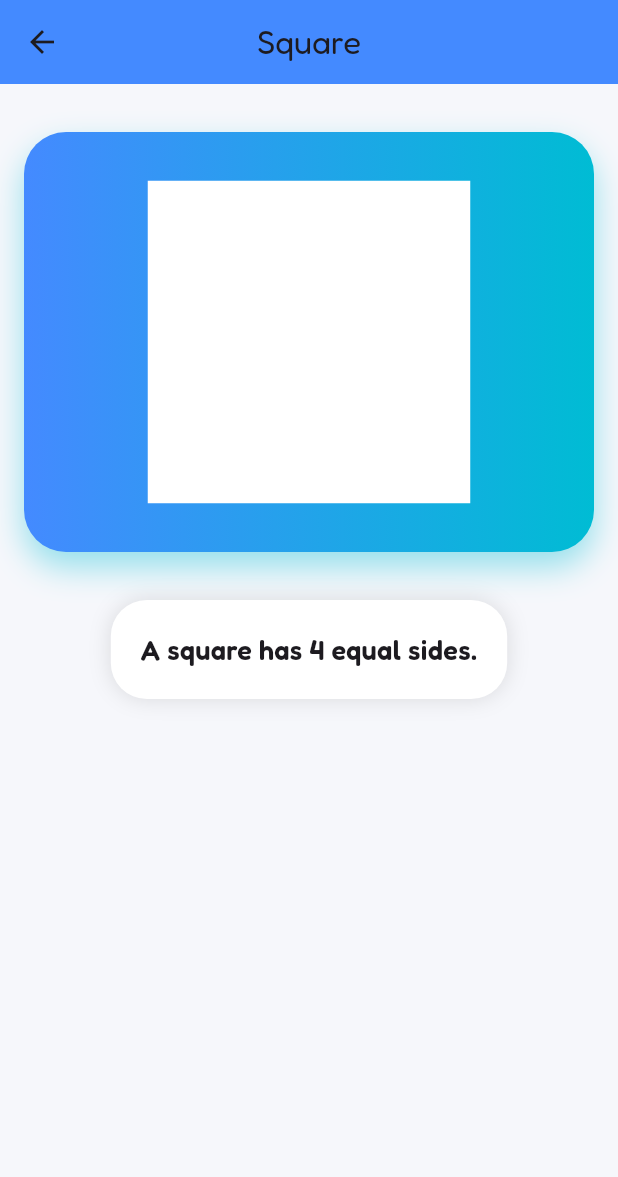
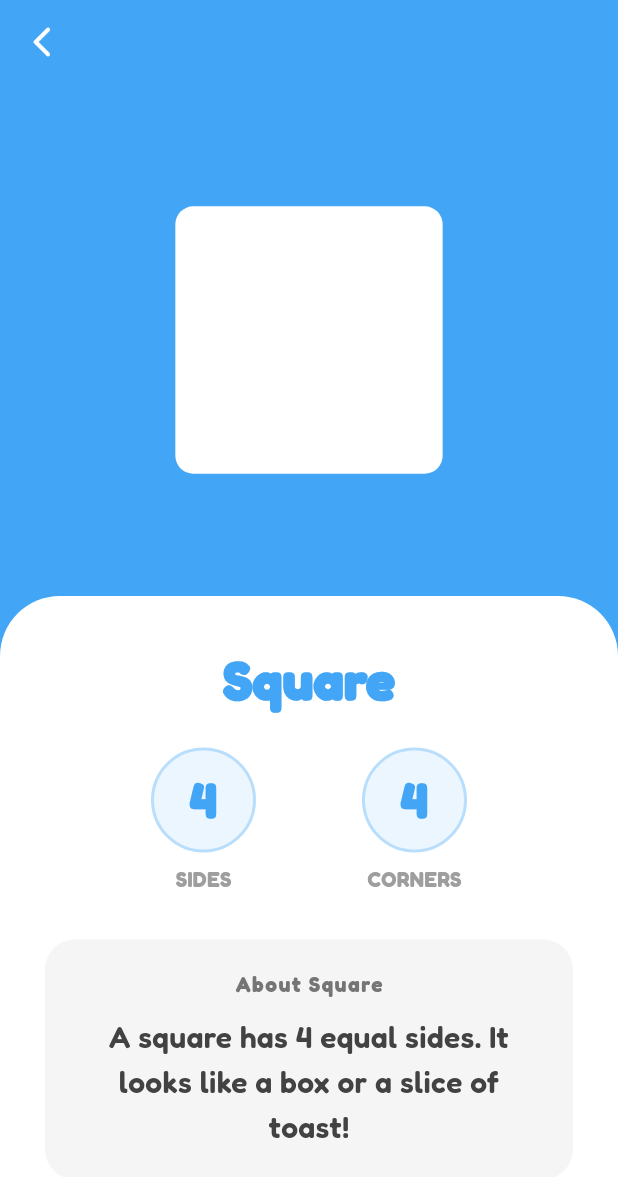
Before and after one commit to argadenil/zinzy, a Flutter app: the ShapesScreen screen opened directly, after a tap on "Square", on a phone screen of 412 x 824 dp. Shown: the top 1177 px of the screen. Run offline on Flutter 3.47's test engine with Material 3 defaults, Android fonts, the phone set to English and light mode, and no system bars; our stand-ins replace audioplayers, camera, confetti, flutter_tts, google_fonts, lottie and 2 more; missing offline and left inert: flutter_3d_controller, hand_landmarker.

Commit message:
changes added

```diff
--- a/lib/screens/shapes/shapesscreen.dart
+++ b/lib/screens/shapes/shapesscreen.dart
@@ -1,76 +1,122 @@
 import 'package:flutter/material.dart';
 import 'package:flutter_3d_controller/flutter_3d_controller.dart';
+import 'dart:math' as math;
 
-/// --------------------------------------------------
+// --------------------------------------------------
 /// DATA MODEL
 /// --------------------------------------------------
 class ShapeItem {
   final String name;
   final String description;
+  final String simpleFact; // Short text like "Round!" or "4 Sides"
+  final int sides;
+  final int corners;
+  final Color color;
   final bool is3D;
   final String? asset;
 
   ShapeItem({
     required this.name,
     required this.description,
+    required this.simpleFact,
+    required this.sides,
+    required this.corners,
+    required this.color,
     this.asset,
     this.is3D = false,
   });
 }
 
 /// --------------------------------------------------
-/// SHAPES DATA
+/// SHAPES DATA (Expanded)
 /// --------------------------------------------------
 final List<ShapeItem> shapesList = [
   ShapeItem(
     name: 'Circle',
-    description: 'A circle is round. It has no corners.',
+    description:
+        'A circle is perfectly round. It looks like a yummy cookie or a wheel!',
+    simpleFact: 'Round!',
+    sides: 0,
+    corners: 0,
+    color: const Color(0xFFFF6F61), // Coral
   ),
-  ShapeItem(name: 'Square', description: 'A square has 4 equal sides.'),
-  ShapeItem(name: 'Rectangle', description: 'A rectangle has 4 sides.'),
-  ShapeItem(name: 'Triangle', description: 'A triangle has 3 sides.'),
+  ShapeItem(
+    name: 'Square',
+    description:
+        'A square has 4 equal sides. It looks like a box or a slice of toast!',
+    simpleFact: 'Equal Sides',
+    sides: 4,
+    corners: 4,
+    color: const Color(0xFF42A5F5), // Blue
+  ),
+  ShapeItem(
+    name: 'Rectangle',
+    description:
+        'A rectangle is like a long square. Doors and phones are rectangles.',
+    simpleFact: 'Long & Short',
+    sides: 4,
+    corners: 4,
+    color: const Color(0xFF66BB6A), // Green
+  ),
+  ShapeItem(
+    name: 'Triangle',
+    description:
+        'A triangle has 3 sharp corners. It looks like a slice of pizza!',
+    simpleFact: '3 Points',
+    sides: 3,
+    corners: 3,
+    color: const Color(0xFFAB47BC), // Purple
+  ),
+  ShapeItem(
+    name: 'Star',
+    description: 'A star twinkles in the sky at night. It has 5 points!',
+    simpleFact: 'Twinkle!',
+    sides: 10,
+    corners: 5,
+    color: const Color(0xFFFFD54F), // Gold
+  ),
+  ShapeItem(
+    name: 'Heart',
+    description:
+        'A heart shape means love. It is curved and pointed at the bottom.',
+    simpleFact: 'Love <3',
+    sides: 2,
+    corners: 1,
+    color: const Color(0xFFEC407A), // Pink
+  ),
+  ShapeItem(
+    name: 'Pentagon',
+    description: 'A pentagon is a house shape with 5 sides.',
+    simpleFact: '5 Sides',
+    sides: 5,
+    corners: 5,
+    color: const Color(0xFF26C6DA), // Cyan
+  ),
+  // --- 3D Objects ---
   ShapeItem(
     name: 'Cube',
-    description: 'A cube has 6 square faces.',
+    description: 'A cube is a 3D box. Dice and ice cubes are this shape.',
+    simpleFact: 'Solid Box',
+    sides: 6,
+    corners: 8,
+    color: const Color(0xFF5C6BC0), // Indigo
     asset: 'assets/shapes/cube.glb',
     is3D: true,
   ),
   ShapeItem(
     name: 'Sphere',
-    description: 'A sphere is round like a ball.',
+    description: 'A sphere is a ball. You can roll it on the floor!',
+    simpleFact: 'Bouncy!',
+    sides: 0,
+    corners: 0,
+    color: const Color(0xFFFF7043), // Deep Orange
     asset: 'assets/shapes/sphere.glb',
-    is3D: true,
-  ),
-  ShapeItem(
-    name: 'Cone',
-    description: 'A cone has a pointed top.',
-    asset: 'assets/shapes/cone.glb',
-    is3D: true,
-  ),
-  ShapeItem(
-    name: 'Cylinder',
-    description: 'A cylinder has round ends.',
-    asset: 'assets/shapes/cylinder.glb',
     is3D: true,
   ),
 ];
 
 /// --------------------------------------------------
-/// COLOR THEMES
-/// --------------------------------------------------
-final Map<String, List<Color>> shapeGradients = {
-  'Circle': [Colors.pinkAccent, Colors.orangeAccent],
-  'Square': [Colors.blueAccent, Colors.cyan],
-  'Rectangle': [Colors.green, Colors.lightGreenAccent],
-  'Triangle': [Colors.deepPurple, Colors.purpleAccent],
-  'Cube': [Colors.indigo, Colors.blue],
-  'Sphere': [Colors.teal, Colors.cyan],
-  'Cone': [Colors.orange, Colors.deepOrange],
-  'Cylinder': [Colors.redAccent, Colors.pink],
-};
-
-/// --------------------------------------------------
-/// SHAPES SCREEN
+/// SHAPES SCREEN (HOME)
 /// --------------------------------------------------
 class ShapesScreen extends StatelessWidget {
   const ShapesScreen({super.key});
@@ -78,85 +124,112 @@ class ShapesScreen extends StatelessWidget {
   @override
   Widget build(BuildContext context) {
     return Scaffold(
-      backgroundColor: const Color(0xFFF6F7FB),
+      backgroundColor: const Color(0xFFFFF3E0), // Very light orange/cream bg
       appBar: AppBar(
-        title: const Text('Fun Shapes 🎨'),
+        title: const Text(
+          'Shapes Fun! 🎈',
+          style: TextStyle(
+            fontSize: 28,
+            fontWeight: FontWeight.w900,
+            color: Color(0xFF5D4037),
+            letterSpacing: 1.2,
+          ),
+        ),
         centerTitle: true,
+        backgroundColor: Colors.transparent,
         elevation: 0,
-        backgroundColor: Colors.transparent,
-        foregroundColor: Colors.black,
       ),
       body: GridView.builder(
-        padding: const EdgeInsets.all(14),
+        padding: const EdgeInsets.all(20),
         itemCount: shapesList.length,
+        // 2 Columns is better for small kids (bigger touch targets)
         gridDelegate: const SliverGridDelegateWithFixedCrossAxisCount(
-          crossAxisCount: 3, // 👈 3 per row
-          mainAxisSpacing: 14,
-          crossAxisSpacing: 14,
-          childAspectRatio: 0.9,
+          crossAxisCount: 3,
+          mainAxisSpacing: 20,
+          crossAxisSpacing: 20,
+          childAspectRatio: 0.85,
         ),
         itemBuilder: (context, index) {
           final shape = shapesList[index];
-          final colors = shapeGradients[shape.name]!;
+          return ShapeCard(shape: shape);
+        },
+      ),
+    );
+  }
+}
 
+/// --------------------------------------------------
+/// SHAPE CARD WIDGET
+/// --------------------------------------------------
+class ShapeCard extends StatelessWidget {
+  final ShapeItem shape;
+
+  const ShapeCard({super.key, required this.shape});
+
+  @override
+  Widget build(BuildContext context) {
     return GestureDetector(
       onTap: () {
         Navigator.push(
           context,
-                MaterialPageRoute(
-                  builder: (_) => ShapeDetailScreen(shape: shape),
-                ),
+          MaterialPageRoute(builder: (_) => ShapeDetailScreen(shape: shape)),
         );
       },
       child: Container(
         decoration: BoxDecoration(
-                gradient: LinearGradient(
-                  colors: colors,
-                  begin: Alignment.topLeft,
-                  end: Alignment.bottomRight,
-                ),
-                borderRadius: BorderRadius.circular(22),
+          color: Colors.white,
+          borderRadius: BorderRadius.circular(30),
           boxShadow: [
             BoxShadow(
-                    color: colors.last.withOpacity(0.3),
-                    blurRadius: 10,
-                    offset: const Offset(0, 6),
+              color: shape.color.withOpacity(0.2),
+              blurRadius: 15,
+              offset: const Offset(0, 8),
             ),
           ],
         ),
         child: Column(
           mainAxisAlignment: MainAxisAlignment.center,
           children: [
-                  /// SHAPE IMAGE / ICON
-                  SizedBox(
-                    height: 60,
-                    width: 60,
+            // Expanded allows the shape to take up available space
+            Expanded(
+              flex: 3,
+              child: Center(
+                child: SizedBox(
+                  width: 90,
+                  height: 90,
+                  // If 3D, show an Icon representing 3D, else draw the shape
                   child: shape.is3D
-                        ? const Icon(
-                            Icons.view_in_ar,
-                            size: 40,
-                            color: Colors.white,
+                      ? Icon(
+                          Icons.view_in_ar_outlined, // Generic 3D icon
+                          size: 70,
+                          color: shape.color,
                         )
-                        : CustomPaint(painter: CardShapePainter(shape.name)),
+                      : CustomPaint(
+                          painter: ShapePainter(shape.name, shape.color),
+                          size: const Size(80, 80),
                         ),
-
-                  const SizedBox(height: 8),
-
-                  /// SHAPE NAME
+                ),
+              ),
+            ),
+            Expanded(
+              flex: 1,
+              child: Column(
+                children: [
                   Text(
                     shape.name,
-                    textAlign: TextAlign.center,
-                    style: const TextStyle(
-                      fontSize: 14,
-                      fontWeight: FontWeight.bold,
-                      color: Colors.white,
+                    style: TextStyle(
+                      fontSize: 22,
+                      fontWeight: FontWeight.w800,
+                      color: Colors.grey[800],
                     ),
                   ),
+                  const SizedBox(height: 4),
                 ],
               ),
             ),
-          );
-        },
+            const SizedBox(height: 10),
+          ],
+        ),
       ),
     );
   }
@@ -172,60 +245,121 @@ class ShapeDetailScreen extends StatelessWidget {
 
   @override
   Widget build(BuildContext context) {
-    final colors = shapeGradients[shape.name]!;
-
     return Scaffold(
-      backgroundColor: const Color(0xFFF6F7FB),
+      backgroundColor: shape.color, // Full screen color background
       appBar: AppBar(
-        title: Text(shape.name),
-        centerTitle: true,
-        backgroundColor: colors.first,
+        backgroundColor: Colors.transparent,
+        elevation: 0,
+        leading: IconButton(
+          icon: const Icon(
+            Icons.arrow_back_ios_new_rounded,
+            color: Colors.white,
+          ),
+          onPressed: () => Navigator.pop(context),
+        ),
       ),
       body: Column(
         children: [
-          const SizedBox(height: 16),
+          // --- TOP SECTION: THE SHAPE VISUAL ---
+          Expanded(
+            flex: 4,
+            child: Center(
+              child: Hero(
+                tag: shape.name,
+                child: SizedBox(
+                  width: 220,
+                  height: 220,
+                  child: shape.is3D
+                      ? Flutter3DViewer(
+                          src: shape.asset!,
+                          enableTouch: true,
+                          progressBarColor: Colors.white,
+                        )
+                      : CustomPaint(
+                          painter: ShapePainter(
+                            shape.name,
+                            Colors.white,
+                            isDetail: true,
+                          ),
+                        ),
+                ),
+              ),
+            ),
+          ),
 
-          /// SHAPE VIEW
+          // --- BOTTOM SECTION: INFO CARD ---
+          Expanded(
+            flex: 5,
+            child: Container(
+              width: double.infinity,
+              decoration: const BoxDecoration(
+                color: Colors.white,
+                borderRadius: BorderRadius.only(
+                  topLeft: Radius.circular(40),
+                  topRight: Radius.circular(40),
+                ),
+              ),
+              child: SingleChildScrollView(
+                padding: const EdgeInsets.all(30),
+                child: Column(
+                  crossAxisAlignment: CrossAxisAlignment.center,
+                  children: [
+                    // Title
+                    Text(
+                      shape.name,
+                      style: TextStyle(
+                        fontSize: 36,
+                        fontWeight: FontWeight.w900,
+                        color: shape.color,
+                      ),
+                    ),
+
+                    const SizedBox(height: 20),
+
+                    // Stats Row (Sides & Corners)
+                    Row(
+                      mainAxisAlignment: MainAxisAlignment.spaceEvenly,
+                      children: [
+                        _buildStatBox('Sides', shape.sides, shape.color),
+                        _buildStatBox('Corners', shape.corners, shape.color),
+                      ],
+                    ),
+
+                    const SizedBox(height: 30),
+
+                    // Description
                     Container(
-            margin: const EdgeInsets.all(16),
-            height: 280,
+                      padding: const EdgeInsets.all(20),
                       decoration: BoxDecoration(
-              gradient: LinearGradient(colors: colors),
-              borderRadius: BorderRadius.circular(28),
-              boxShadow: [
-                BoxShadow(
-                  color: colors.last.withOpacity(0.4),
-                  blurRadius: 18,
-                  offset: const Offset(0, 10),
+                        color: const Color(0xFFF5F5F5),
+                        borderRadius: BorderRadius.circular(20),
+                      ),
+                      child: Column(
+                        children: [
+                          Text(
+                            "About ${shape.name}",
+                            style: TextStyle(
+                              fontSize: 14,
+                              fontWeight: FontWeight.bold,
+                              color: Colors.grey[600],
+                              letterSpacing: 1,
+                            ),
+                          ),
+                          const SizedBox(height: 10),
+                          Text(
+                            shape.description,
+                            textAlign: TextAlign.center,
+                            style: TextStyle(
+                              fontSize: 20,
+                              height: 1.5,
+                              fontWeight: FontWeight.w600,
+                              color: Colors.grey[800],
+                            ),
                           ),
                         ],
                       ),
-            child: ClipRRect(
-              borderRadius: BorderRadius.circular(28),
-              child: shape.is3D
-                  ? Flutter3DViewer(src: shape.asset!, enableTouch: true)
-                  : TwoDShapeView(shapeName: shape.name),
                     ),
-          ),
-
-          /// INFO CARD
-          Padding(
-            padding: const EdgeInsets.all(16),
-            child: Container(
-              padding: const EdgeInsets.all(20),
-              decoration: BoxDecoration(
-                color: Colors.white,
-                borderRadius: BorderRadius.circular(24),
-                boxShadow: const [
-                  BoxShadow(color: Colors.black12, blurRadius: 12),
                   ],
-              ),
-              child: Text(
-                shape.description,
-                textAlign: TextAlign.center,
-                style: const TextStyle(
-                  fontSize: 18,
-                  fontWeight: FontWeight.w600,
                 ),
               ),
             ),
@@ -234,120 +368,183 @@ class ShapeDetailScreen extends StatelessWidget {
       ),
     );
   }
-}
 
-/// --------------------------------------------------
-/// 2D SHAPE VIEW (DETAIL SCREEN)
-/// --------------------------------------------------
-class TwoDShapeView extends StatelessWidget {
-  final String shapeName;
-
-  const TwoDShapeView({super.key, required this.shapeName});
-
-  @override
-  Widget build(BuildContext context) {
-    return CustomPaint(painter: ShapePainter(shapeName), child: Container());
+  Widget _buildStatBox(String label, int count, Color color) {
+    return Column(
+      children: [
+        Container(
+          width: 70,
+          height: 70,
+          decoration: BoxDecoration(
+            color: color.withOpacity(0.1),
+            shape: BoxShape.circle,
+            border: Border.all(color: color.withOpacity(0.3), width: 2),
+          ),
+          alignment: Alignment.center,
+          child: Text(
+            '$count',
+            style: TextStyle(
+              fontSize: 32,
+              fontWeight: FontWeight.w900,
+              color: color,
+            ),
+          ),
+        ),
+        const SizedBox(height: 8),
+        Text(
+          label.toUpperCase(),
+          style: TextStyle(
+            fontSize: 14,
+            fontWeight: FontWeight.bold,
+            color: Colors.grey[500],
+          ),
+        ),
+      ],
+    );
   }
 }
 
 /// --------------------------------------------------
-/// CARD SHAPE PAINTER
+/// UNIFIED SHAPE PAINTER (Handles all 2D shapes)
 /// --------------------------------------------------
-class CardShapePainter extends CustomPainter {
+class ShapePainter extends CustomPainter {
   final String shape;
+  final Color color;
+  final bool isDetail;
 
-  CardShapePainter(this.shape);
+  ShapePainter(this.shape, this.color, {this.isDetail = false});
 
   @override
   void paint(Canvas canvas, Size size) {
-    final fill = Paint()..color = Colors.white;
-    final stroke = Paint()
-      ..color = Colors.white
+    final fillPaint = Paint()
+      ..color = color
+      ..style = PaintingStyle.fill;
+
+    // Optional: Add a stroke (outline) for the detail view to make it pop
+    final strokePaint = Paint()
+      ..color = Colors.black12
       ..style = PaintingStyle.stroke
-      ..strokeWidth = 4;
+      ..strokeWidth = isDetail ? 0 : 3
+      ..strokeCap = StrokeCap.round;
 
     final center = Offset(size.width / 2, size.height / 2);
-    final w = size.width * 0.6;
-    final h = size.height * 0.45;
+    // Detail view uses more space
+    final double radius = isDetail ? size.width * 0.45 : size.width * 0.35;
+
+    Path path = Path();
 
     switch (shape) {
       case 'Circle':
-        canvas.drawCircle(center, w / 2, fill);
-        canvas.drawCircle(center, w / 2, stroke);
+        canvas.drawCircle(center, radius, fillPaint);
+        if (!isDetail) canvas.drawCircle(center, radius, strokePaint);
+        return; // Return early as circle doesn't use path
+
+      case 'Square':
+        final rect = Rect.fromCenter(
+          center: center,
+          width: radius * 1.8,
+          height: radius * 1.8,
+        );
+        // Rounded rect for kid friendliness
+        path.addRRect(RRect.fromRectAndRadius(rect, const Radius.circular(12)));
         break;
-      case 'Square':
-        final r = Rect.fromCenter(center: center, width: w, height: w);
-        canvas.drawRect(r, fill);
-        canvas.drawRect(r, stroke);
+
+      case 'Rectangle':
+        final rect = Rect.fromCenter(
+          center: center,
+          width: radius * 2.2,
+          height: radius * 1.4,
+        );
+        path.addRRect(RRect.fromRectAndRadius(rect, const Radius.circular(12)));
         break;
-      case 'Rectangle':
-        final r = Rect.fromCenter(center: center, width: w, height: h);
-        canvas.drawRect(r, fill);
-        canvas.drawRect(r, stroke);
+
+      case 'Triangle':
+        // Equilateral triangle calculation
+        final h = radius * math.sqrt(3);
+        path.moveTo(center.dx, center.dy - h / 1.5); // Top
+        path.lineTo(center.dx + radius, center.dy + h / 3); // Bottom Right
+        path.lineTo(center.dx - radius, center.dy + h / 3); // Bottom Left
+        path.close();
         break;
-      case 'Triangle':
-        final path = Path()
-          ..moveTo(center.dx, center.dy - h / 2)
-          ..lineTo(center.dx - w / 2, center.dy + h / 2)
-          ..lineTo(center.dx + w / 2, center.dy + h / 2)
-          ..close();
-        canvas.drawPath(path, fill);
-        canvas.drawPath(path, stroke);
+
+      case 'Pentagon':
+        // Calculate 5 points
+        for (int i = 0; i < 5; i++) {
+          double angle =
+              (math.pi / 2.5 * i) - math.pi / 2; // Start from top (-90 deg)
+          double x = center.dx + radius * math.cos(angle);
+          double y = center.dy + radius * math.sin(angle);
+          if (i == 0) {
+            path.moveTo(x, y);
+          } else {
+            path.lineTo(x, y);
+          }
+        }
+        path.close();
         break;
+
+      case 'Star':
+        // 5 pointed star
+        final double innerRadius = radius * 0.4;
+        final double step = math.pi / 5; // 36 degrees
+
+        // Start at top (-90 degrees)
+        path.moveTo(
+          center.dx + radius * math.cos(-math.pi / 2),
+          center.dy + radius * math.sin(-math.pi / 2),
+        );
+
+        for (int i = 1; i <= 10; i++) {
+          double angle = -math.pi / 2 + step * i;
+          double r = (i % 2 == 0)
+              ? radius
+              : innerRadius; // Alternating outer and inner radius
+          path.lineTo(
+            center.dx + r * math.cos(angle),
+            center.dy + r * math.sin(angle),
+          );
         }
+        path.close();
+        break;
+
+      case 'Heart':
+        // Bezier curve heart
+        final double width = radius * 2.2;
+        final double height = radius * 2.2;
+
+        path.moveTo(center.dx, center.dy + height * 0.25);
+
+        path.cubicTo(
+          center.dx + width / 2,
+          center.dy - height / 2, // Control point 1
+          center.dx + width / 2,
+          center.dy + height / 5, // Control point 2
+          center.dx,
+          center.dy + height * 0.45, // End point (bottom tip)
+        );
+        path.cubicTo(
+          center.dx - width / 2,
+          center.dy + height / 5,
+          center.dx - width / 2,
+          center.dy - height / 2,
+          center.dx,
+          center.dy + height * 0.25,
+        );
+        break;
+
+      default:
+        // Default to a circle if unknown
+        canvas.drawCircle(center, radius, fillPaint);
+        return;
+    }
+
+    // Draw the calculated path
+    canvas.drawPath(path, fillPaint);
+    if (!isDetail) canvas.drawPath(path, strokePaint);
   }
 
   @override
-  bool shouldRepaint(_) => false;
-}
-
-/// --------------------------------------------------
-/// DETAIL SCREEN SHAPE PAINTER
-/// --------------------------------------------------
-class ShapePainter extends CustomPainter {
-  final String shape;
-
-  ShapePainter(this.shape);
-
-  @override
-  void paint(Canvas canvas, Size size) {
-    final fill = Paint()..color = Colors.white;
-    final stroke = Paint()
-      ..color = Colors.white
-      ..style = PaintingStyle.stroke
-      ..strokeWidth = 6;
-
-    final center = Offset(size.width / 2, size.height / 2);
-    final w = size.width * 0.55;
-    final h = size.height * 0.55;
-
-    switch (shape) {
-      case 'Circle':
-        canvas.drawCircle(center, w / 2, fill);
-        canvas.drawCircle(center, w / 2, stroke);
-        break;
-      case 'Square':
-        final r = Rect.fromCenter(center: center, width: w, height: w);
-        canvas.drawRect(r, fill);
-        canvas.drawRect(r, stroke);
-        break;
-      case 'Rectangle':
-        final r = Rect.fromCenter(center: center, width: w, height: h);
-        canvas.drawRect(r, fill);
-        canvas.drawRect(r, stroke);
-        break;
-      case 'Triangle':
-        final path = Path()
-          ..moveTo(center.dx, center.dy - h / 2)
-          ..lineTo(center.dx - w / 2, center.dy + h / 2)
-          ..lineTo(center.dx + w / 2, center.dy + h / 2)
-          ..close();
-        canvas.drawPath(path, fill);
-        canvas.drawPath(path, stroke);
-        break;
+  bool shouldRepaint(covariant ShapePainter oldDelegate) {
+    return oldDelegate.color != color || oldDelegate.shape != shape;
   }
 }
-
-  @override
-  bool shouldRepaint(_) => false;
-}
```
Lines whose indentation alone changed are shown as unchanged.
